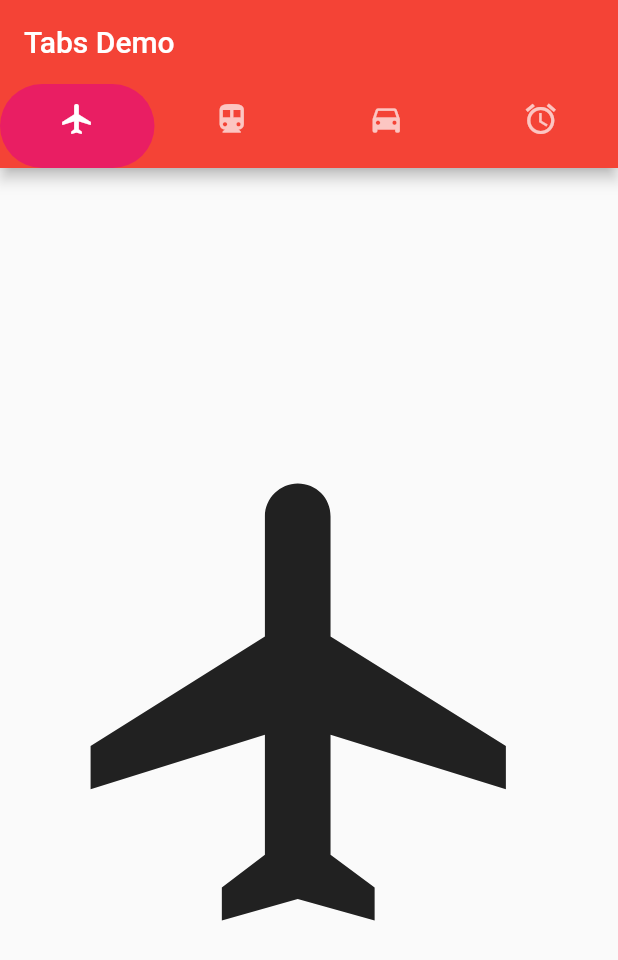
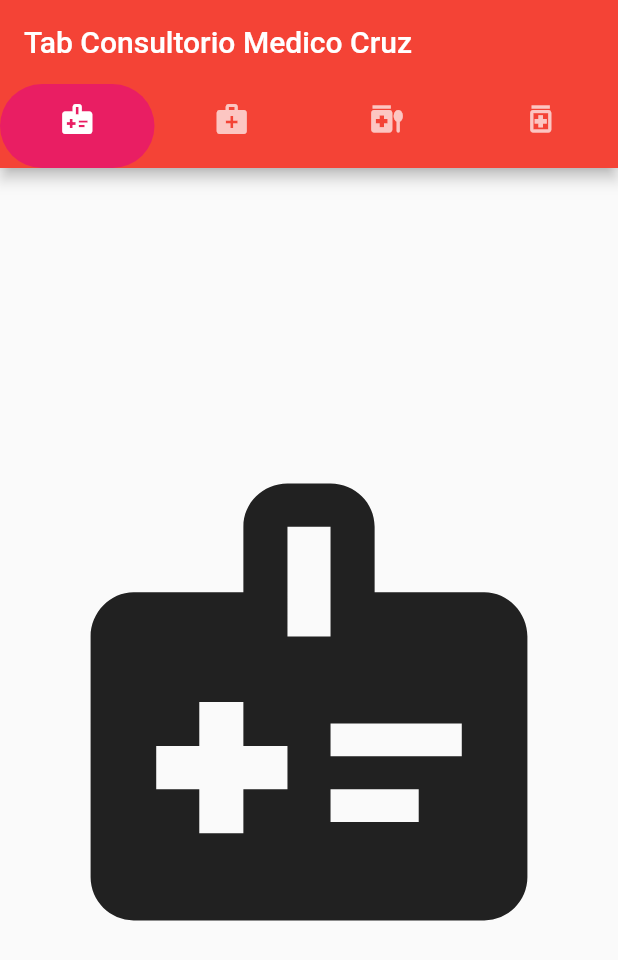
Before and after one commit to Cruz-Miguel/tabBar_6J, a Flutter app: the screen it shows after launch, on a phone screen of 412 x 824 dp. Shown: the top 960 px of the screen. Run offline on Flutter 3.47's test engine with Material 2 defaults, Android fonts, the phone set to English and light mode, and no system bars.

Commit message:
TabbarV3

```diff
--- a/lib/main.dart
+++ b/lib/main.dart
@@ -38,20 +38,20 @@ class _MyHomePageState extends State<MyHomePage> {
                 borderRadius: BorderRadius.circular(50), // Creates border
                 color: Colors.pink),
             tabs: [
-              Tab(icon: Icon(Icons.flight)),
-              Tab(icon: Icon(Icons.directions_transit)),
-              Tab(icon: Icon(Icons.directions_car)),
-              Tab(icon: Icon(Icons.access_alarms)),
+              Tab(icon: Icon(Icons.medical_information)),
+              Tab(icon: Icon(Icons.medical_services)),
+              Tab(icon: Icon(Icons.medication_liquid)),
+              Tab(icon: Icon(Icons.medication_outlined)),
             ],
           ),
-          title: Text('Tabs Demo'),
+          title: Text('Tab Consultorio Medico Cruz'),
         ),
         body: TabBarView(
           children: [
-            Icon(Icons.flight, size: 350),
-            Icon(Icons.directions_transit, size: 350),
-            Icon(Icons.directions_car, size: 350),
-            Icon(Icons.access_alarm, size: 350),
+            Icon(Icons.medical_information, size: 350),
+            Icon(Icons.medical_services, size: 350),
+            Icon(Icons.medication_liquid, size: 350),
+            Icon(Icons.medication_outlined, size: 350),
           ],
         ),
       ),
```
